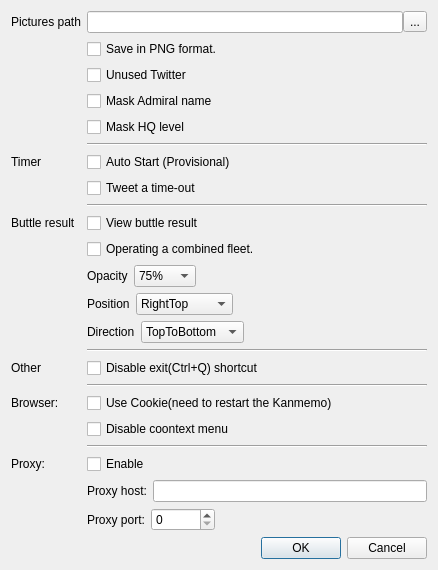
Qt form settingsdialog.ui (ioriayane/KanmusuMemory) before a commit.
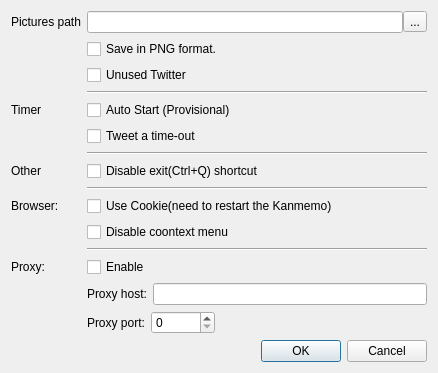
The same form after that commit. Icons and pictures are not drawn.

The edit to the form file:
```diff
--- a/settingsdialog.ui
+++ b/settingsdialog.ui
@@ -7,7 +7,7 @@
     <x>0</x>
     <y>0</y>
     <width>438</width>
-    <height>520</height>
+    <height>339</height>
    </rect>
   </property>
   <property name="windowTitle">
@@ -68,208 +68,69 @@
       </widget>
      </item>
      <item row="3" column="1">
-      <widget class="QCheckBox" name="maskAdmiralNameCheckBox">
-       <property name="maximumSize">
-        <size>
-         <width>16777215</width>
-         <height>16777215</height>
-        </size>
-       </property>
-       <property name="text">
-        <string>Mask Admiral name</string>
-       </property>
-      </widget>
-     </item>
-     <item row="4" column="1">
-      <widget class="QCheckBox" name="maskHqLevelCheckBox">
-       <property name="maximumSize">
-        <size>
-         <width>16777215</width>
-         <height>16777215</height>
-        </size>
-       </property>
-       <property name="text">
-        <string>Mask HQ level</string>
-       </property>
-      </widget>
-     </item>
-     <item row="5" column="1">
       <widget class="Line" name="line_6">
        <property name="orientation">
         <enum>Qt::Horizontal</enum>
        </property>
       </widget>
      </item>
-     <item row="6" column="1">
+     <item row="4" column="0">
+      <widget class="QLabel" name="label_5">
+       <property name="text">
+        <string>Timer</string>
+       </property>
+      </widget>
+     </item>
+     <item row="4" column="1">
       <widget class="QCheckBox" name="timerAutoStartCheckBox">
        <property name="text">
         <string>Auto Start (Provisional)</string>
        </property>
       </widget>
      </item>
-     <item row="8" column="1">
+     <item row="5" column="1">
+      <widget class="QCheckBox" name="tweetFinishedCheckBox">
+       <property name="text">
+        <string>Tweet a time-out</string>
+       </property>
+      </widget>
+     </item>
+     <item row="6" column="1">
       <widget class="Line" name="line_5">
        <property name="orientation">
         <enum>Qt::Horizontal</enum>
        </property>
       </widget>
      </item>
-     <item row="9" column="0">
-      <widget class="QLabel" name="label_3">
+     <item row="7" column="0">
+      <widget class="QLabel" name="label_7">
        <property name="text">
-        <string>Buttle result</string>
+        <string>Other</string>
        </property>
       </widget>
      </item>
-     <item row="9" column="1">
-      <widget class="QCheckBox" name="viewButtleResultCheckBox">
-       <property name="text">
-        <string>View buttle result</string>
-       </property>
-      </widget>
-     </item>
-     <item row="11" column="1">
-      <layout class="QHBoxLayout" name="horizontalLayout_3">
-       <property name="bottomMargin">
-        <number>0</number>
-       </property>
-       <item>
-        <widget class="QLabel" name="label_4">
-         <property name="text">
-          <string>Opacity</string>
-         </property>
-        </widget>
-       </item>
-       <item>
-        <widget class="QComboBox" name="buttleResultOpacityComboBox">
-         <property name="currentIndex">
-          <number>1</number>
-         </property>
-         <item>
-          <property name="text">
-           <string>100%</string>
-          </property>
-         </item>
-         <item>
-          <property name="text">
-           <string>75%</string>
-          </property>
-         </item>
-         <item>
-          <property name="text">
-           <string>50%</string>
-          </property>
-         </item>
-         <item>
-          <property name="text">
-           <string>25%</string>
-          </property>
-         </item>
-        </widget>
-       </item>
-       <item>
-        <spacer name="horizontalSpacer_2">
-         <property name="orientation">
-          <enum>Qt::Horizontal</enum>
-         </property>
-         <property name="sizeHint" stdset="0">
-          <size>
-           <width>40</width>
-           <height>20</height>
-          </size>
-         </property>
-        </spacer>
-       </item>
-      </layout>
-     </item>
-     <item row="12" column="1">
-      <layout class="QHBoxLayout" name="horizontalLayout_4">
-       <item>
-        <widget class="QLabel" name="label_2">
-         <property name="text">
-          <string>Position</string>
-         </property>
-        </widget>
-       </item>
-       <item>
-        <widget class="QComboBox" name="buttleResultPositionComboBox">
-         <property name="currentText">
-          <string>RightTop</string>
-         </property>
-         <property name="currentIndex">
-          <number>1</number>
-         </property>
-         <item>
-          <property name="text">
-           <string>LeftTop</string>
-          </property>
-         </item>
-         <item>
-          <property name="text">
-           <string>RightTop</string>
-          </property>
-         </item>
-         <item>
-          <property name="text">
-           <string>LeftBottom</string>
-          </property>
-         </item>
-         <item>
-          <property name="text">
-           <string>RightBottom</string>
-          </property>
-         </item>
-         <item>
-          <property name="text">
-           <string>Center</string>
-          </property>
-         </item>
-        </widget>
-       </item>
-       <item>
-        <spacer name="horizontalSpacer">
-         <property name="orientation">
-          <enum>Qt::Horizontal</enum>
-         </property>
-         <property name="sizeHint" stdset="0">
-          <size>
-           <width>40</width>
-           <height>20</height>
-          </size>
-         </property>
-        </spacer>
-       </item>
-      </layout>
-     </item>
-     <item row="14" column="1">
-      <widget class="Line" name="line_3">
-       <property name="orientation">
-        <enum>Qt::Horizontal</enum>
-       </property>
-      </widget>
-     </item>
-     <item row="15" column="1">
+     <item row="7" column="1">
       <widget class="QCheckBox" name="disableExitShortcut">
        <property name="text">
         <string>Disable exit(Ctrl+Q) shortcut</string>
        </property>
       </widget>
      </item>
-     <item row="16" column="1">
+     <item row="8" column="1">
       <widget class="Line" name="line_4">
        <property name="orientation">
         <enum>Qt::Horizontal</enum>
        </property>
       </widget>
      </item>
-     <item row="17" column="0">
+     <item row="9" column="0">
       <widget class="QLabel" name="proxyHostLabel_3">
        <property name="text">
         <string>Browser:</string>
        </property>
       </widget>
      </item>
-     <item row="17" column="1">
+     <item row="9" column="1">
       <widget class="QCheckBox" name="useCookieCheckBox">
        <property name="text">
         <string>Use Cookie(need to restart the Kanmemo)</string>
@@ -279,35 +140,35 @@
        </property>
       </widget>
      </item>
-     <item row="18" column="1">
+     <item row="10" column="1">
       <widget class="QCheckBox" name="disableContextMenu">
        <property name="text">
         <string>Disable coontext menu</string>
        </property>
       </widget>
      </item>
-     <item row="19" column="1">
+     <item row="11" column="1">
       <widget class="Line" name="line">
        <property name="orientation">
         <enum>Qt::Horizontal</enum>
        </property>
       </widget>
      </item>
-     <item row="20" column="0">
+     <item row="12" column="0">
       <widget class="QLabel" name="proxyHostLabel_2">
        <property name="text">
         <string>Proxy:</string>
        </property>
       </widget>
      </item>
-     <item row="20" column="1">
+     <item row="12" column="1">
       <widget class="QCheckBox" name="proxyEnableCheckBox">
        <property name="text">
         <string>Enable</string>
        </property>
       </widget>
      </item>
-     <item row="21" column="1">
+     <item row="13" column="1">
       <layout class="QHBoxLayout" name="horizontalLayout_5">
        <item>
         <widget class="QLabel" name="proxyHostLabel">
@@ -321,7 +182,7 @@
        </item>
       </layout>
      </item>
-     <item row="22" column="1">
+     <item row="14" column="1">
       <layout class="QHBoxLayout" name="horizontalLayout_2">
        <item>
         <widget class="QLabel" name="proxyPortLabel">
@@ -355,78 +216,6 @@
        </item>
       </layout>
      </item>
-     <item row="6" column="0">
-      <widget class="QLabel" name="label_5">
-       <property name="text">
-        <string>Timer</string>
-       </property>
-      </widget>
-     </item>
-     <item row="7" column="1">
-      <widget class="QCheckBox" name="tweetFinishedCheckBox">
-       <property name="text">
-        <string>Tweet a time-out</string>
-       </property>
-      </widget>
-     </item>
-     <item row="13" column="1">
-      <layout class="QHBoxLayout" name="horizontalLayout_6">
-       <item>
-        <widget class="QLabel" name="label_6">
-         <property name="text">
-          <string>Direction</string>
-         </property>
-        </widget>
-       </item>
-       <item>
-        <widget class="QComboBox" name="buttleResultDirectionComboBox">
-         <property name="currentText">
-          <string>TopToBottom</string>
-         </property>
-         <property name="currentIndex">
-          <number>1</number>
-         </property>
-         <item>
-          <property name="text">
-           <string>LeftToRight</string>
-          </property>
-         </item>
-         <item>
-          <property name="text">
-           <string>TopToBottom</string>
-          </property>
-         </item>
-        </widget>
-       </item>
-       <item>
-        <spacer name="horizontalSpacer">
-         <property name="orientation">
-          <enum>Qt::Horizontal</enum>
-         </property>
-         <property name="sizeHint" stdset="0">
-          <size>
-           <width>40</width>
-           <height>20</height>
-          </size>
-         </property>
-        </spacer>
-       </item>
-      </layout>
-     </item>
-     <item row="10" column="1">
-      <widget class="QCheckBox" name="operatingCombinedFleetCheckBox">
-       <property name="text">
-        <string>Operating a combined fleet.</string>
-       </property>
-      </widget>
-     </item>
-     <item row="15" column="0">
-      <widget class="QLabel" name="label_7">
-       <property name="text">
-        <string>Other</string>
-       </property>
-      </widget>
-     </item>
     </layout>
    </item>
    <item>
```
Left out of the diff: 1 changed line with no effect on the pictures.
